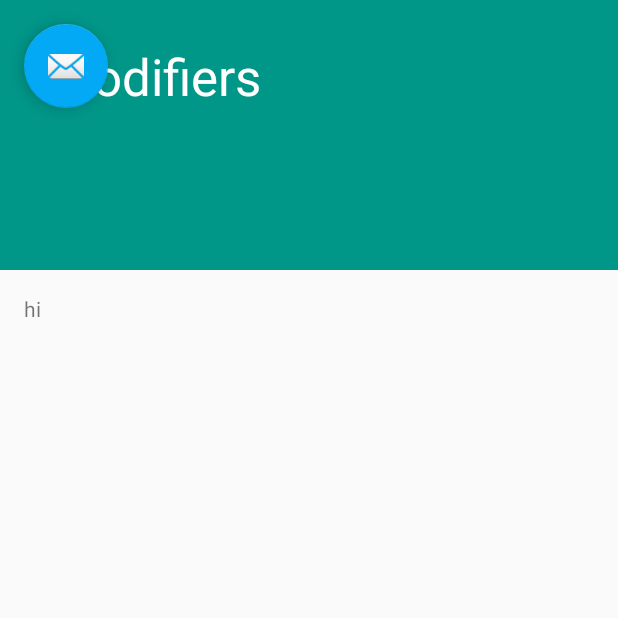
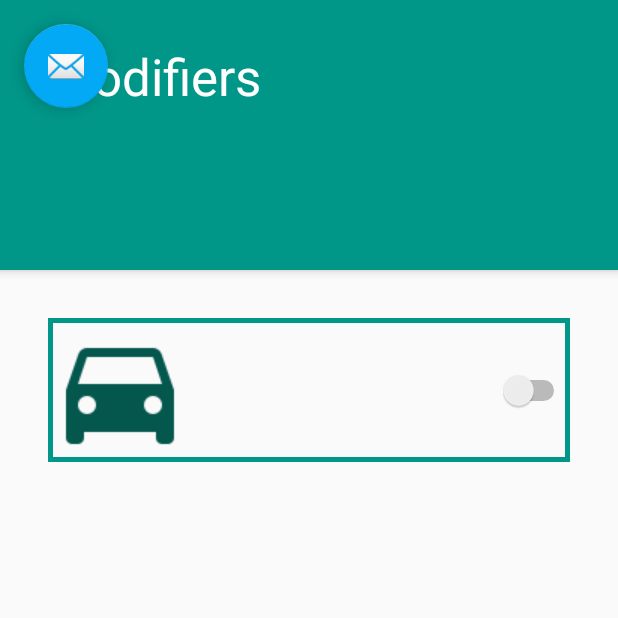
Before and after one commit to OldSchooool/Point2PointPlus, an Android app: the Modifiers screen opened directly, with no data from a screen before it, on a phone screen of 412 x 824 dp, the top half of it. Run offline under Robolectric (Android 15) with nearby library versions, the phone set to English and light mode, and no system bars.

Commit message:
Improved modifiers and home page

```diff
--- /dev/null
+++ b/app/src/main/res/drawable/modifier_widget.xml
@@ -0,0 +1,4 @@
+<?xml version="1.0" encoding="utf-8"?>
+<shape xmlns:android="http://schemas.android.com/apk/res/android">
+    <stroke android:width="5px" android:color="#009688" />
+</shape>
--- a/app/src/main/res/layout/activity_modifiers.xml
+++ b/app/src/main/res/layout/activity_modifiers.xml
@@ -33,7 +33,7 @@
             <android.support.v7.widget.Toolbar
                 android:id="@+id/toolbar"
                 android:layout_width="match_parent"
-                android:layout_height="?attr/actionBarSize"
+                android:layout_height="276dp"
                 app:layout_collapseMode="pin"
                 app:popupTheme="@style/AppTheme.PopupOverlay" />
 
--- a/app/src/main/res/layout/content_modifiers.xml
+++ b/app/src/main/res/layout/content_modifiers.xml
@@ -4,14 +4,17 @@
     xmlns:tools="http://schemas.android.com/tools"
     android:layout_width="match_parent"
     android:layout_height="match_parent"
+    android:layout_margin="32dp"
     app:layout_behavior="@string/appbar_scrolling_view_behavior"
     tools:context="com.example.spingus.pointtopointplus.Modifiers"
     tools:showIn="@layout/activity_modifiers">
 
-    <TextView
-        android:layout_width="wrap_content"
-        android:layout_height="wrap_content"
-        android:layout_margin="@dimen/text_margin"
-        android:text="@string/large_text" />
-
+    <Switch
+        android:id="@+id/switch1"
+        android:layout_width="match_parent"
+        android:layout_height="300dp"
+        android:background="@drawable/modifier_widget"
+        android:drawableStart="@drawable/car_dark"
+        android:textAlignment="viewStart"
+        tools:text="This is a big long description so enjoy if you like pizza" />
 </android.support.v4.widget.NestedScrollView>
```
Also changed, not shown: app/src/main/res/layout/content_nav.xml (+7 -8 lines), app/src/main/res/layout/nav_header_nav.xml (+6 -7 lines).
